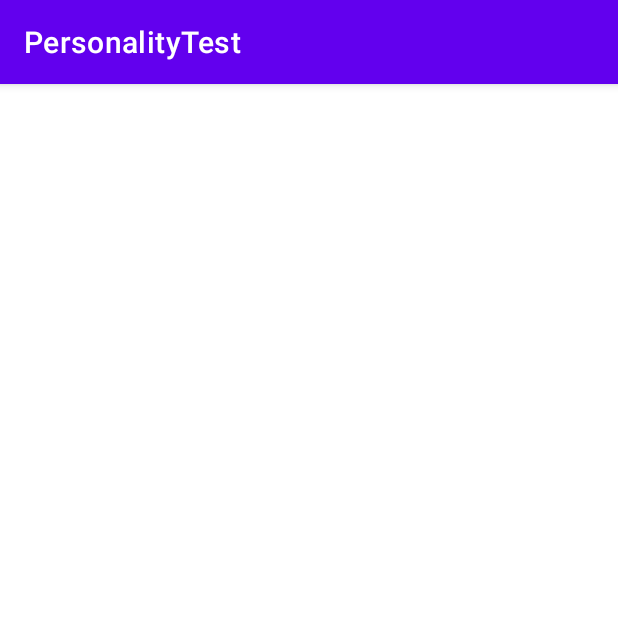
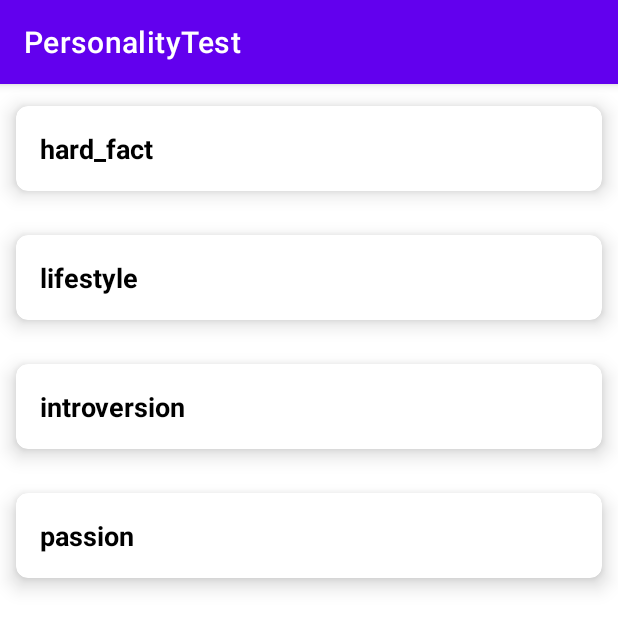
Before and after one commit to DarshanNair/personality-test, an Android app: the screen it shows after launch (MainActivity), on a phone screen of 412 x 824 dp. Shown: the top 629 px of the screen. Run offline under Robolectric (Android 15) with nearby library versions, the phone set to English and light mode, and no system bars; our stand-ins replace Dagger/Hilt's generated code.

Commit message:
populated dummy content into category list view

```diff
--- a/app/build.gradle
+++ b/app/build.gradle
@@ -30,6 +30,10 @@ android {
     kotlinOptions {
         jvmTarget = '1.8'
     }
+
+    buildFeatures {
+        viewBinding = true
+    }
 }
 
 dependencies {
--- a/app/src/main/java/com/darshan/personalitytest/category/injection/CategoryListFragmentModule.kt
+++ b/app/src/main/java/com/darshan/personalitytest/category/injection/CategoryListFragmentModule.kt
@@ -1,6 +1,9 @@
 package com.darshan.personalitytest.category.injection
 
 import android.content.Context
+import android.view.LayoutInflater
+import androidx.recyclerview.widget.LinearLayoutManager
+import androidx.recyclerview.widget.RecyclerView
 import com.darshan.personalitytest.category.view.CategoryListFragment
 import com.darshan.personalitytest.core.injection.qualifiers.ForFragment
 import com.darshan.personalitytest.core.injection.scopes.PerFragment
@@ -15,4 +18,13 @@ class CategoryListFragmentModule {
     @ForFragment
     internal fun provideContext(fragment: CategoryListFragment): Context = fragment.requireContext()
 
+    @Provides
+    @PerFragment
+    internal fun provideLayoutManager(@ForFragment context: Context): RecyclerView.LayoutManager =
+        LinearLayoutManager(context)
+
+    @Provides
+    @PerFragment
+    internal fun provideLayoutInflator(@ForFragment context: Context) = LayoutInflater.from(context)
+
 }
--- /dev/null
+++ b/app/src/main/java/com/darshan/personalitytest/category/model/Category.kt
@@ -0,0 +1,5 @@
+package com.darshan.personalitytest.category.model
+
+data class Category(
+    val name: String
+)
--- a/app/src/main/java/com/darshan/personalitytest/category/view/CategoryListFragment.kt
+++ b/app/src/main/java/com/darshan/personalitytest/category/view/CategoryListFragment.kt
@@ -5,11 +5,31 @@ import android.view.LayoutInflater
 import android.view.View
 import android.view.ViewGroup
 import androidx.fragment.app.Fragment
-import com.darshan.personalitytest.R
+import androidx.recyclerview.widget.RecyclerView
+import com.darshan.personalitytest.category.model.Category
+import com.darshan.personalitytest.category.view.adapter.CategoryListAdapter
+import com.darshan.personalitytest.databinding.FragmentCategoryListBinding
 import dagger.android.support.AndroidSupportInjection
+import javax.inject.Inject
 
 
 class CategoryListFragment : Fragment() {
+
+    enum class UIState {
+        LOADING,
+        LOADED
+    }
+
+    private var _binding: FragmentCategoryListBinding? = null
+
+    private val binding get() = _binding!!
+
+    @Inject
+    lateinit var categoryListAdapter: CategoryListAdapter
+
+    @Inject
+    lateinit var categoryListLayoutManager: RecyclerView.LayoutManager
+
 
     override fun onCreateView(
         inflater: LayoutInflater,
@@ -17,7 +37,37 @@ class CategoryListFragment : Fragment() {
         savedInstanceState: Bundle?
     ): View? {
         AndroidSupportInjection.inject(this)
-        return inflater.inflate(R.layout.fragment_category_list, container, false)
+        _binding = FragmentCategoryListBinding.inflate(inflater, container, false)
+        return binding.root
+    }
+
+    override fun onViewCreated(view: View, savedInstanceState: Bundle?) {
+        super.onViewCreated(view, savedInstanceState)
+        setupRecyclerView()
+    }
+
+    private fun setupRecyclerView() {
+        binding.viewCategoryListLoaded.categoryListRecyclerView.let {
+            it.layoutManager = categoryListLayoutManager
+            it.adapter = categoryListAdapter
+            categoryListAdapter.setOnClickListener {
+
+            }
+        }
+
+        //TODO
+        binding.viewFlipperCategoryList.displayedChild = UIState.LOADED.ordinal
+        categoryListAdapter.setCategory(listOf(
+            Category("hard_fact"),
+            Category("lifestyle"),
+            Category("introversion"),
+            Category("passion")
+        ))
+    }
+
+    override fun onDestroyView() {
+        super.onDestroyView()
+        _binding = null
     }
 
 }
--- /dev/null
+++ b/app/src/main/java/com/darshan/personalitytest/category/view/adapter/CategoryListAdapter.kt
@@ -0,0 +1,45 @@
+package com.darshan.personalitytest.category.view.adapter
+
+import android.view.LayoutInflater
+import android.view.ViewGroup
+import androidx.recyclerview.widget.RecyclerView
+import com.darshan.personalitytest.R
+import com.darshan.personalitytest.category.model.Category
+import com.darshan.personalitytest.databinding.ViewCategoryItemBinding
+import javax.inject.Inject
+
+class CategoryListAdapter @Inject constructor(
+    private val layoutInflater: LayoutInflater
+) : RecyclerView.Adapter<RecyclerView.ViewHolder>() {
+
+    private lateinit var clickCallback: (dealItem: Category) -> Unit
+    private var categories = emptyList<Category>()
+
+    fun setCategory(dealItems: List<Category>) {
+        this.categories = dealItems
+        notifyDataSetChanged()
+    }
+
+    fun setOnClickListener(listener: (category: Category) -> Unit) {
+        clickCallback = listener
+    }
+
+    override fun onCreateViewHolder(parent: ViewGroup, viewType: Int): RecyclerView.ViewHolder {
+        val binding = ViewCategoryItemBinding.inflate(layoutInflater, parent, false)
+        return CategoryViewHolder(binding).apply {
+            itemView.setOnClickListener {
+                categories.getOrNull(adapterPosition)?.let { clickCallback(it) }
+            }
+        }
+    }
+
+    override fun onBindViewHolder(holder: RecyclerView.ViewHolder, position: Int) {
+        val dealsListViewHolder = holder as? CategoryViewHolder
+        dealsListViewHolder?.bind(categories[position])
+    }
+
+    override fun getItemCount() = categories.size
+
+    override fun getItemViewType(position: Int) = R.layout.view_category_item
+
+}
--- /dev/null
+++ b/app/src/main/java/com/darshan/personalitytest/category/view/adapter/CategoryViewHolder.kt
@@ -0,0 +1,15 @@
+package com.darshan.personalitytest.category.view.adapter
+
+import androidx.recyclerview.widget.RecyclerView
+import com.darshan.personalitytest.category.model.Category
+import com.darshan.personalitytest.databinding.ViewCategoryItemBinding
+
+class CategoryViewHolder(
+    private val binding: ViewCategoryItemBinding
+) : RecyclerView.ViewHolder(binding.root) {
+
+    fun bind(category: Category) {
+        binding.categoryTitle.text = category.name
+    }
+
+}
--- a/app/src/main/res/layout/fragment_category_list.xml
+++ b/app/src/main/res/layout/fragment_category_list.xml
@@ -1,6 +1,17 @@
 <?xml version="1.0" encoding="utf-8"?>
-<androidx.constraintlayout.widget.ConstraintLayout xmlns:android="http://schemas.android.com/apk/res/android"
+<ViewFlipper xmlns:android="http://schemas.android.com/apk/res/android"
+    android:id="@+id/view_flipper_category_list"
     android:layout_width="match_parent"
-    android:layout_height="match_parent">
+    android:layout_height="match_parent"
+    android:background="@android:color/white"
+    android:measureAllChildren="false">
 
-</androidx.constraintlayout.widget.ConstraintLayout>
+    <include
+        android:id="@+id/view_loading"
+        layout="@layout/view_loading" />
+
+    <include
+        android:id="@+id/view_category_list_loaded"
+        layout="@layout/view_category_list_loaded" />
+
+</ViewFlipper>
--- /dev/null
+++ b/app/src/main/res/layout/view_category_item.xml
@@ -0,0 +1,22 @@
+<?xml version="1.0" encoding="utf-8"?>
+<androidx.cardview.widget.CardView xmlns:android="http://schemas.android.com/apk/res/android"
+    xmlns:app="http://schemas.android.com/apk/res-auto"
+    android:layout_width="match_parent"
+    android:layout_height="wrap_content"
+    xmlns:tools="http://schemas.android.com/tools"
+    app:cardCornerRadius="8dp"
+    app:cardElevation="8dp"
+    app:cardPreventCornerOverlap="true"
+    app:cardUseCompatPadding="true">
+
+    <TextView
+        android:id="@+id/category_title"
+        android:layout_width="match_parent"
+        android:layout_height="wrap_content"
+        android:layout_margin="16dp"
+        tools:text="My Category"
+        android:textColor="@color/black"
+        android:textSize="18sp"
+        android:textStyle="bold" />
+
+</androidx.cardview.widget.CardView>
--- /dev/null
+++ b/app/src/main/res/layout/view_category_list_loaded.xml
@@ -0,0 +1,5 @@
+<?xml version="1.0" encoding="utf-8"?>
+<androidx.recyclerview.widget.RecyclerView xmlns:android="http://schemas.android.com/apk/res/android"
+    android:id="@+id/category_list_recycler_view"
+    android:layout_width="match_parent"
+    android:layout_height="match_parent" />
--- /dev/null
+++ b/app/src/main/res/layout/view_loading.xml
@@ -0,0 +1,13 @@
+<?xml version="1.0" encoding="utf-8"?>
+<FrameLayout xmlns:android="http://schemas.android.com/apk/res/android"
+    android:layout_width="match_parent"
+    android:layout_height="match_parent"
+    android:clickable="true"
+    android:focusable="true">
+
+    <ProgressBar
+        android:layout_width="wrap_content"
+        android:layout_height="wrap_content"
+        android:layout_gravity="center" />
+
+</FrameLayout>
```
